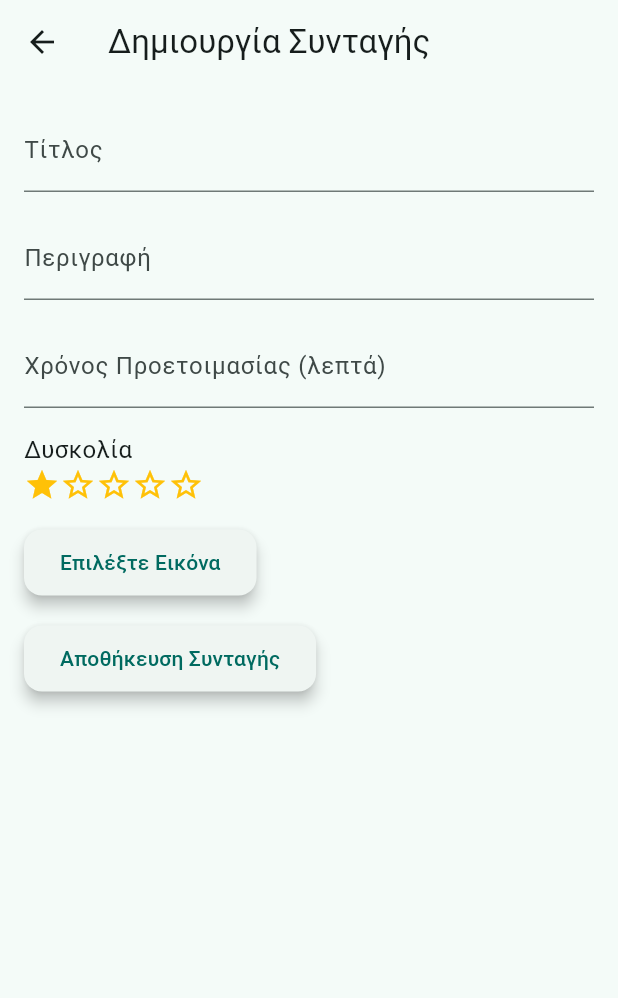
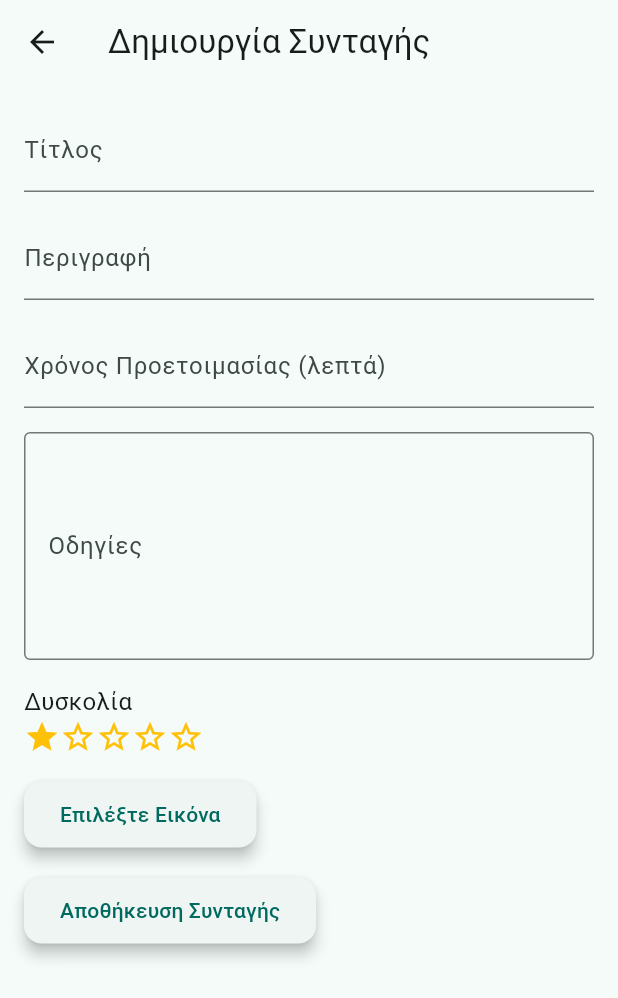
Before and after one commit to antv199/Flutter-Cooking-App, a Flutter app: the CreateRecipePage screen opened directly, on a phone screen of 412 x 824 dp. Shown: the top 998 px of the screen. Run offline on Flutter 3.47's test engine with Material 3 defaults, Android fonts, the phone set to English and light mode, and no system bars; our stand-ins replace cached_network_image, hive, hive_flutter, image_picker; accounts and stored records are empty.

Commit message:
We are getting there

```diff
--- a/lib/CreateRecipePage.dart
+++ b/lib/CreateRecipePage.dart
@@ -16,6 +16,7 @@ class _CreateRecipePageState extends State<CreateRecipePage> {
   final _titleController = TextEditingController();
   final _descriptionController = TextEditingController();
   final _preparationTimeController = TextEditingController();
+  final _instructionsController = TextEditingController();
   String? _imageUrl;
   int _difficulty = 1; // Default difficulty level
 
@@ -38,6 +39,8 @@ class _CreateRecipePageState extends State<CreateRecipePage> {
         preparationTime: int.parse(_preparationTimeController.text),
         difficulty: _difficulty,
         imageUrl: _imageUrl ?? '',
+        instructions:
+            _instructionsController.text,
       );
 
       final recipeBox = Hive.box<Recipe>('recipes');
@@ -98,6 +101,18 @@ class _CreateRecipePageState extends State<CreateRecipePage> {
                   },
                 ),
                 const SizedBox(height: 16),
+                TextFormField(
+                  controller: _instructionsController,
+                  maxLines: 5,
+                  decoration: const InputDecoration(
+                    labelText: 'Οδηγίες',
+                    border: OutlineInputBorder(),
+                  ),
+                  validator:
+                      (value) =>
+                          value!.isEmpty ? 'Συμπληρώστε τις οδηγίες' : null,
+                ),
+                const SizedBox(height: 16),
                 const Text('Δυσκολία'),
                 Row(
                   children: List.generate(5, (index) {
--- a/lib/classes/RecipeClass.dart
+++ b/lib/classes/RecipeClass.dart
@@ -22,6 +22,9 @@ class Recipe extends HiveObject {
   @HiveField(5)
   int rating;
 
+  @HiveField(6)
+  String instructions; // <-- Add this line
+
   Recipe({
     required this.title,
     required this.description,
@@ -29,5 +32,6 @@ class Recipe extends HiveObject {
     required this.difficulty,
     required this.imageUrl,
     this.rating = 0,
+    required this.instructions, // <-- Add this line
   });
 }
```
Also changed, not shown: lib/EditRecipePage.dart (+17 -0 lines), lib/RecipePage.dart (+16 -0 lines), lib/widgets/RecipePage/RecipePage.dart (+9 -0 lines), lib/classes/RecipeClass.g.dart.
